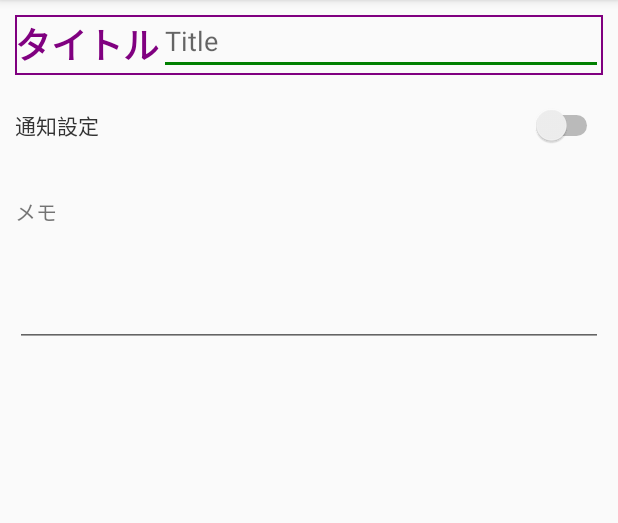
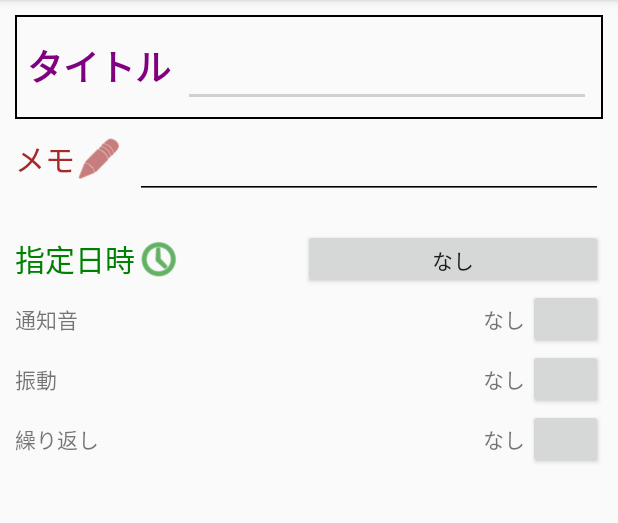
Before and after one commit to nttr-koide/reminder_android, an Android app: the EditActivity screen opened directly, with no data from a screen before it, on a phone screen of 412 x 824 dp, the part 84-607 px from its top. Run offline under Robolectric (Android 15) with nearby library versions, the phone set to English and light mode, and no system bars; our stand-ins replace ButterKnife.

Commit message:
編集画面レイアウト調整

```diff
--- a/app/src/main/java/com/example/nttr/reminder/EditActivity.java
+++ b/app/src/main/java/com/example/nttr/reminder/EditActivity.java
@@ -39,10 +39,10 @@ public class EditActivity extends AppCompatActivity {
     TextView titleLabel;
     @BindView(R.id.title_text)
     EditText titleText;
-    @BindView(R.id.notification_switch)
-    Switch notificationSwitch;
-    @BindView(R.id.notification_linearlayout)
-    LinearLayout notificationLinearlayout;
+//    @BindView(R.id.notification_switch)
+//    Switch notificationSwitch;
+//    @BindView(R.id.notification_linearlayout)
+//    LinearLayout notificationLinearlayout;
     @BindView(R.id.date_time_label)
     TextView dateTimeLabel;
     @BindView(R.id.date_time_button)
@@ -94,73 +94,73 @@ public class EditActivity extends AppCompatActivity {
         setupViews();
         setListeners();
 
-        if(!notificationSwitch.isChecked()) {
-            dateTimeLabel.setVisibility(View.GONE);
-            dateTimeButton.setVisibility(View.GONE);
-            dateTimeLinearlayout.setVisibility(View.GONE);
-
-            notificationSoundLabel.setVisibility(View.GONE);
-            notificationSoundText.setVisibility(View.GONE);
-            notificationSoundButton.setVisibility(View.GONE);
-            notificationSoundLinearlayout.setVisibility(View.GONE);
-
-            vibrationLabel.setVisibility(View.GONE);
-            vibrationText.setVisibility(View.GONE);
-            vibrationButton.setVisibility(View.GONE);
-            vibrationLinearlayout.setVisibility(View.GONE);
-
-            repetitionLabel.setVisibility(View.GONE);
-            repetitionText.setVisibility(View.GONE);
-            repetitionButton.setVisibility(View.GONE);
-            repetitionLinearlayout.setVisibility(View.GONE);
-        }
-
-
-        notificationSwitch.setOnCheckedChangeListener(new CompoundButton.OnCheckedChangeListener() {
-            @Override
-            public void onCheckedChanged(CompoundButton buttonView, boolean isChecked) {
-                if(isChecked) {
-                    dateTimeLabel.setVisibility(View.VISIBLE);
-                    dateTimeButton.setVisibility(View.VISIBLE);
-                    dateTimeLinearlayout.setVisibility(View.VISIBLE);
-
-                    notificationSoundLabel.setVisibility(View.VISIBLE);
-                    notificationSoundText.setVisibility(View.VISIBLE);
-                    notificationSoundButton.setVisibility(View.VISIBLE);
-                    notificationSoundLinearlayout.setVisibility(View.VISIBLE);
-
-                    vibrationLabel.setVisibility(View.VISIBLE);
-                    vibrationText.setVisibility(View.VISIBLE);
-                    vibrationButton.setVisibility(View.VISIBLE);
-                    vibrationLinearlayout.setVisibility(View.VISIBLE);
-
-                    repetitionLabel.setVisibility(View.VISIBLE);
-                    repetitionText.setVisibility(View.VISIBLE);
-                    repetitionButton.setVisibility(View.VISIBLE);
-                    repetitionLinearlayout.setVisibility(View.VISIBLE);
-                }
-                else{
-                    dateTimeLabel.setVisibility(View.GONE);
-                    dateTimeButton.setVisibility(View.GONE);
-                    dateTimeLinearlayout.setVisibility(View.GONE);
-
-                    notificationSoundLabel.setVisibility(View.GONE);
-                    notificationSoundText.setVisibility(View.GONE);
-                    notificationSoundButton.setVisibility(View.GONE);
-                    notificationSoundLinearlayout.setVisibility(View.GONE);
-
-                    vibrationLabel.setVisibility(View.GONE);
-                    vibrationText.setVisibility(View.GONE);
-                    vibrationButton.setVisibility(View.GONE);
-                    vibrationLinearlayout.setVisibility(View.GONE);
-
-                    repetitionLabel.setVisibility(View.GONE);
-                    repetitionText.setVisibility(View.GONE);
-                    repetitionButton.setVisibility(View.GONE);
-                    repetitionLinearlayout.setVisibility(View.GONE);
-                }
-            }
-        });
+//        if(!notificationSwitch.isChecked()) {
+//            dateTimeLabel.setVisibility(View.GONE);
+//            dateTimeButton.setVisibility(View.GONE);
+//            dateTimeLinearlayout.setVisibility(View.GONE);
+//
+//            notificationSoundLabel.setVisibility(View.GONE);
+//            notificationSoundText.setVisibility(View.GONE);
+//            notificationSoundButton.setVisibility(View.GONE);
+//            notificationSoundLinearlayout.setVisibility(View.GONE);
+//
+//            vibrationLabel.setVisibility(View.GONE);
+//            vibrationText.setVisibility(View.GONE);
+//            vibrationButton.setVisibility(View.GONE);
+//            vibrationLinearlayout.setVisibility(View.GONE);
+//
+//            repetitionLabel.setVisibility(View.GONE);
+//            repetitionText.setVisibility(View.GONE);
+//            repetitionButton.setVisibility(View.GONE);
+//            repetitionLinearlayout.setVisibility(View.GONE);
+//        }
+//
+//
+//        notificationSwitch.setOnCheckedChangeListener(new CompoundButton.OnCheckedChangeListener() {
+//            @Override
+//            public void onCheckedChanged(CompoundButton buttonView, boolean isChecked) {
+//                if(isChecked) {
+//                    dateTimeLabel.setVisibility(View.VISIBLE);
+//                    dateTimeButton.setVisibility(View.VISIBLE);
+//                    dateTimeLinearlayout.setVisibility(View.VISIBLE);
+//
+//                    notificationSoundLabel.setVisibility(View.VISIBLE);
+//                    notificationSoundText.setVisibility(View.VISIBLE);
+//                    notificationSoundButton.setVisibility(View.VISIBLE);
+//                    notificationSoundLinearlayout.setVisibility(View.VISIBLE);
+//
+//                    vibrationLabel.setVisibility(View.VISIBLE);
+//                    vibrationText.setVisibility(View.VISIBLE);
+//                    vibrationButton.setVisibility(View.VISIBLE);
+//                    vibrationLinearlayout.setVisibility(View.VISIBLE);
+//
+//                    repetitionLabel.setVisibility(View.VISIBLE);
+//                    repetitionText.setVisibility(View.VISIBLE);
+//                    repetitionButton.setVisibility(View.VISIBLE);
+//                    repetitionLinearlayout.setVisibility(View.VISIBLE);
+//                }
+//                else{
+//                    dateTimeLabel.setVisibility(View.GONE);
+//                    dateTimeButton.setVisibility(View.GONE);
+//                    dateTimeLinearlayout.setVisibility(View.GONE);
+//
+//                    notificationSoundLabel.setVisibility(View.GONE);
+//                    notificationSoundText.setVisibility(View.GONE);
+//                    notificationSoundButton.setVisibility(View.GONE);
+//                    notificationSoundLinearlayout.setVisibility(View.GONE);
+//
+//                    vibrationLabel.setVisibility(View.GONE);
+//                    vibrationText.setVisibility(View.GONE);
+//                    vibrationButton.setVisibility(View.GONE);
+//                    vibrationLinearlayout.setVisibility(View.GONE);
+//
+//                    repetitionLabel.setVisibility(View.GONE);
+//                    repetitionText.setVisibility(View.GONE);
+//                    repetitionButton.setVisibility(View.GONE);
+//                    repetitionLinearlayout.setVisibility(View.GONE);
+//                }
+//            }
+//        });
     }
 
     @Override
@@ -188,7 +188,7 @@ public class EditActivity extends AppCompatActivity {
             DateFormat df = new SimpleDateFormat("yyyy-MM-dd HH:mm:ss");
             Date date = new Date(alarmTime);
             dateTimeButton.setText(df.format(date));
-            notificationSwitch.setChecked(true);
+//            notificationSwitch.setChecked(true);
         }
     }
 
--- a/app/src/main/java/com/example/nttr/reminder/MainActivity.java
+++ b/app/src/main/java/com/example/nttr/reminder/MainActivity.java
@@ -36,7 +36,7 @@ public class MainActivity extends AppCompatActivity {
         final List<String> reminderList = new ArrayList<String>(){
             {
                 add("タイトル");
-                add("BB");
+                add("ああああああああああああああああああ");
                 add("CC");
             }
         };
--- /dev/null
+++ b/app/src/main/res/drawable/frame_black.xml
@@ -0,0 +1,9 @@
+<?xml version="1.0" encoding="utf-8"?>
+<!--
+  ~ Copyright © 2018年 NTT Resonant Incorporated. All rights reserved.
+  -->
+<shape xmlns:android="http://schemas.android.com/apk/res/android"
+    android:shape="rectangle">
+    <solid android:color="#00000000"/>
+    <stroke android:width="1.5dp" android:color="#000000" />
+</shape>
--- a/app/src/main/res/layout/activity_edit.xml
+++ b/app/src/main/res/layout/activity_edit.xml
@@ -10,13 +10,17 @@
     <LinearLayout
         android:layout_width="match_parent"
         android:layout_height="match_parent"
-        android:orientation="vertical">
+        android:orientation="vertical"
+        tools:layout_editor_absoluteX="10dp"
+        tools:layout_editor_absoluteY="10dp">
 
         <LinearLayout
+            android:id="@+id/title_linearlayout"
             android:layout_width="match_parent"
             android:layout_height="wrap_content"
-            android:background="@drawable/title_frame"
-            android:orientation="horizontal">
+            android:background="@drawable/frame_black"
+            android:orientation="horizontal"
+            android:padding="8dp">
 
             <TextView
                 android:id="@+id/title_label"
@@ -29,53 +33,133 @@
 
             <EditText
                 android:id="@+id/title_text"
+                style="@style/TitleEditTextStyle"
                 android:layout_width="match_parent"
-                android:layout_height="40dp"
-                android:layout_alignParentTop="true"
-                android:layout_centerHorizontal="true"
-                android:hint="Title"
+                android:layout_height="wrap_content"
+                android:layout_marginLeft="8dp"
+                android:ems="10"
+                android:inputType="text"
+                android:maxLength="30"
                 android:maxLines="1"
-                android:maxLength="12"
-                android:layout_weight="1"
-                android:ems="10"
-                android:inputType="textPersonName"
-                android:textColor="#333333" />
+                android:textAppearance="@style/TextAppearance.AppCompat.Title"
+                android:textSize="24sp"
+                android:theme="@style/TitleEditTextStyle" />
+
 
         </LinearLayout>
 
         <LinearLayout
-            android:id="@+id/notification_linearlayout"
+            android:id="@+id/content_linearlayout"
             android:layout_width="match_parent"
-            android:layout_height="40dp"
-            android:layout_marginTop="20dp"
+            android:layout_height="wrap_content"
+            android:layout_marginBottom="20dp"
+            android:gravity="center"
             android:orientation="horizontal">
 
-            <Switch
-                android:id="@+id/notification_switch"
+            <LinearLayout
                 android:layout_width="wrap_content"
                 android:layout_height="wrap_content"
-                android:layout_weight="1"
-                android:text="通知設定"
-                android:textColor="#333333" />
+                android:gravity="center"
+                android:orientation="horizontal">
+
+                <TextView
+                    android:id="@+id/content_label"
+                    android:layout_width="wrap_content"
+                    android:layout_height="match_parent"
+                    android:gravity="center"
+                    android:text="メモ"
+                    android:textColor="#A52A2A"
+                    android:textSize="20sp" />
+
+                <ImageView
+                    android:id="@+id/content_image"
+                    android:layout_width="wrap_content"
+                    android:layout_height="wrap_content"
+                    android:tint="#A52A2A"
+                    android:tintMode="src_in"
+                    app:srcCompat="@android:drawable/ic_menu_edit" />
+
+            </LinearLayout>
+
+            <LinearLayout
+                android:layout_width="match_parent"
+                android:layout_height="wrap_content"
+                android:gravity="right|center"
+                android:orientation="horizontal">
+
+                <EditText
+                    android:id="@+id/content_text"
+                    style="@style/TitleEditTextStyle"
+                    android:layout_width="match_parent"
+                    android:layout_height="wrap_content"
+                    android:layout_marginLeft="8dp"
+                    android:layout_weight="1"
+                    android:ems="10"
+                    android:inputType="text"
+                    android:maxLength="30"
+                    android:maxLines="1"
+                    android:textAppearance="@style/TextAppearance.AppCompat.Title"
+                    android:textSize="24sp"
+                    android:theme="@style/TitleEditTextStyle" />
+            </LinearLayout>
+
         </LinearLayout>
+
+        <!--<LinearLayout-->
+        <!--android:id="@+id/notification_linearlayout"-->
+        <!--android:layout_width="match_parent"-->
+        <!--android:layout_height="40dp"-->
+        <!--android:layout_marginTop="20dp"-->
+        <!--android:orientation="horizontal">-->
+
+        <!--<LinearLayout-->
+        <!--android:layout_width="match_parent"-->
+        <!--android:layout_height="match_parent"-->
+        <!--android:gravity="right|center"-->
+        <!--android:orientation="horizontal">-->
+
+        <!--<Switch-->
+        <!--android:id="@+id/notification_switch"-->
+        <!--android:layout_width="match_parent"-->
+        <!--android:layout_height="wrap_content"-->
+        <!--android:layout_weight="1" />-->
+        <!--</LinearLayout>-->
+
+        <!--</LinearLayout>-->
 
         <LinearLayout
             android:id="@+id/date_time_linearlayout"
             android:layout_width="match_parent"
             android:layout_height="40dp"
-            android:gravity="center"
+            android:gravity="left|center"
             android:orientation="horizontal">
 
-            <TextView
-                android:id="@+id/date_time_label"
+            <LinearLayout
                 android:layout_width="wrap_content"
                 android:layout_height="match_parent"
-                android:layout_weight="1"
-                android:gravity="left|center"
-                android:text="指定日時" />
+                android:gravity="center"
+                android:orientation="horizontal">
+
+                <TextView
+                    android:id="@+id/date_time_label"
+                    android:layout_width="wrap_content"
+                    android:layout_height="match_parent"
+                    android:gravity="left|center"
+                    android:text="指定日時"
+                    android:textColor="#008000"
+                    android:textSize="20sp" />
+
+                <ImageView
+                    android:id="@+id/date_time_image"
+                    android:layout_width="wrap_content"
+                    android:layout_height="wrap_content"
+                    android:tint="#008000"
+                    android:tintMode="src_in"
+                    app:srcCompat="@android:drawable/ic_menu_recent_history" />
+            </LinearLayout>
 
             <LinearLayout
-                android:layout_width="250dp"
+                android:layout_width="match_parent"
                 android:layout_height="match_parent"
                 android:gravity="right"
                 android:orientation="horizontal">
@@ -233,22 +317,6 @@
 
         </LinearLayout>
 
-        <TextView
-            android:id="@+id/content_label"
-            android:layout_width="match_parent"
-            android:layout_height="wrap_content"
-            android:layout_marginTop="20dp"
-            android:text="メモ" />
-
-        <EditText
-            android:id="@+id/content_text"
-            android:layout_width="match_parent"
-            android:layout_height="80dp"
-            android:ems="10"
-            android:gravity="top|left"
-            android:inputType="textPersonName"
-            android:textColor="#333333" />
-
 
     </LinearLayout>
 
--- a/app/src/main/res/layout/row_item.xml
+++ b/app/src/main/res/layout/row_item.xml
@@ -17,7 +17,7 @@
 
             <TextView
                 android:id="@+id/text"
-                android:layout_width="wrap_content"
+                android:layout_width="200dp"
                 android:layout_height="wrap_content"
                 android:text="title"
                 android:textColor="#000000"
@@ -25,7 +25,7 @@
 
             <TextView
                 android:id="@+id/textView"
-                android:layout_width="wrap_content"
+                android:layout_width="200dp"
                 android:layout_height="wrap_content"
                 android:text="date and time"
                 android:textColor="#99000000"
--- a/app/src/main/res/menu/main.xml
+++ b/app/src/main/res/menu/main.xml
@@ -5,7 +5,6 @@
     <item
         android:id="@+id/action_add"
         android:icon="@android:drawable/ic_menu_add"
-        android:iconTint="?attr/actionModeSplitBackground"
         android:orderInCategory="1"
         android:title="@string/action_add"
         app:showAsAction="always" />
--- a/app/src/main/res/values/colors.xml
+++ b/app/src/main/res/values/colors.xml
@@ -2,5 +2,12 @@
 <resources>
     <color name="colorPrimary">#333333</color>
     <color name="colorPrimaryDark">#000000</color>
-    <color name="colorAccent">#008000</color>
+    <color name="colorAccent">#FF4081</color>
+
+    <color name="purple">#800080</color>
+    <color name="shadow_purple">#2a800080</color>
+    <color name="transparent">#00000000</color>
+
+    <color name="black">#000000</color>
+    <color name="shadow_black">#2a000000</color>
 </resources>
--- a/app/src/main/res/values/styles.xml
+++ b/app/src/main/res/values/styles.xml
@@ -8,4 +8,13 @@
         <item name="colorAccent">@color/colorAccent</item>
     </style>
 
+    <style name="TitleEditTextStyle" parent="Widget.AppCompat.EditText">
+        <item name="colorControlNormal">@color/black</item>
+        <item name="colorControlActivated">@color/shadow_black</item>
+        <item name="android:textCursorDrawable">@color/black</item>
+        <item name="android:textColor">@color/black</item>
+        <item name="android:textColorHint">@color/shadow_black</item>
+        <item name="android:textColorHighlight">@color/shadow_black</item>
+    </style>
+
 </resources>
```
